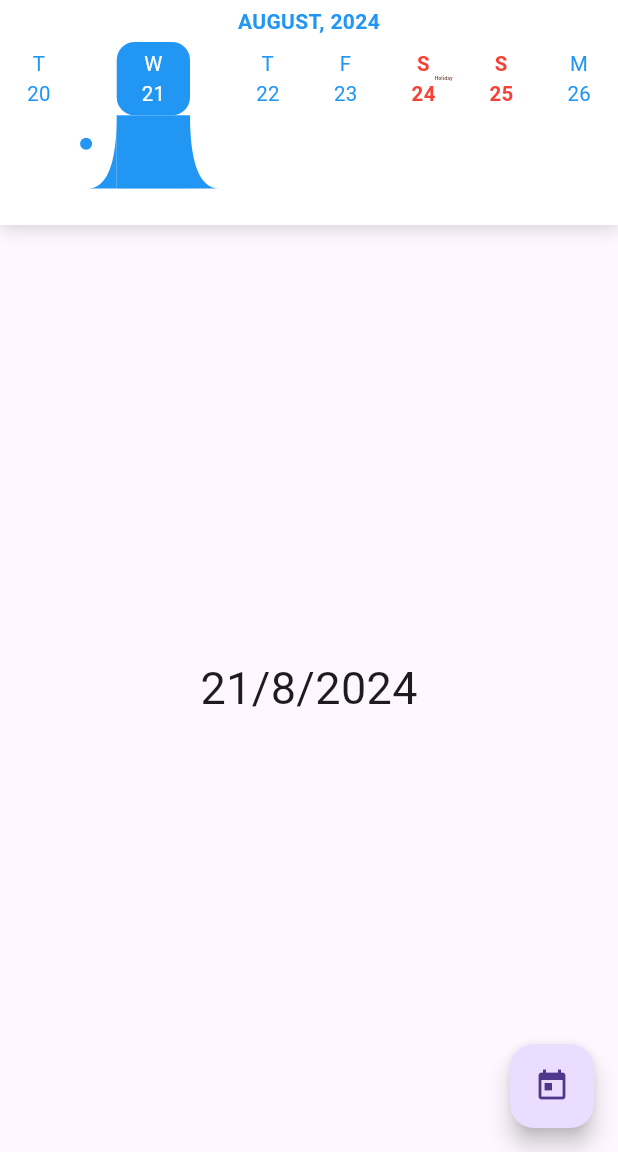
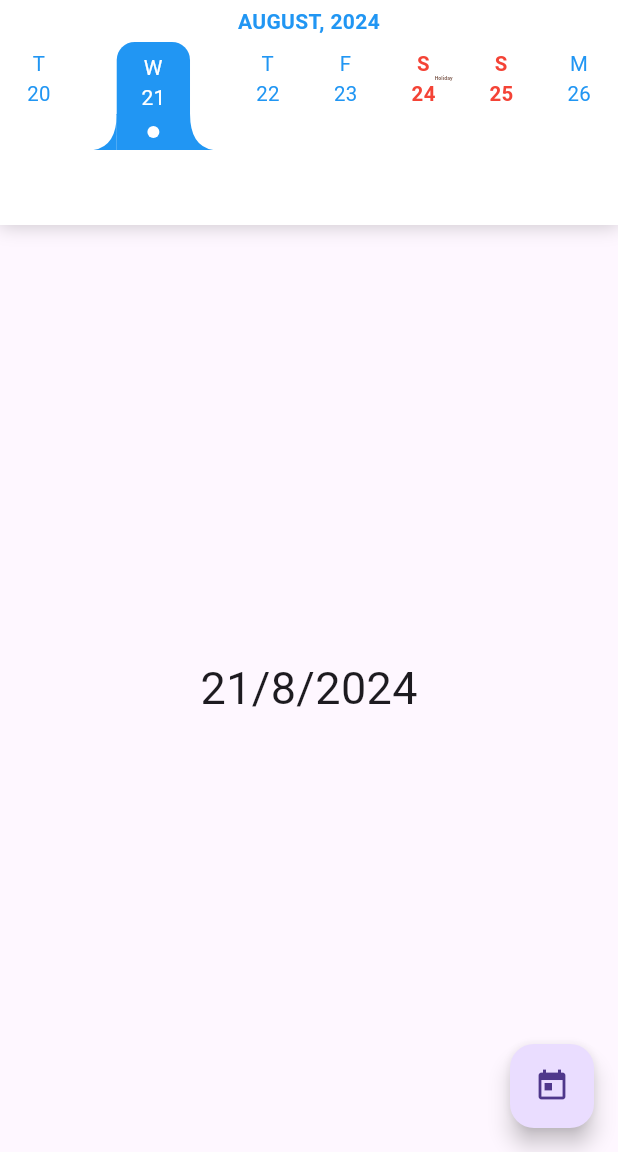
Before and after one commit to PRETOLIO-DEV/calendario_semanal, a Flutter app: the screen it shows after launch, on a phone screen of 412 x 824 dp, the part 84-1236 px from its top. Run offline on Flutter 3.47's test engine with Material 3 defaults, Android fonts, the phone set to English and light mode, and no system bars.

Commit message:
update dia selecionado

```diff
--- a/lib/src/date_item.dart
+++ b/lib/src/date_item.dart
@@ -112,25 +112,30 @@ class DateItem extends StatelessWidget {
                 _defaultTextStyle = pressedDateStyle;
               }
             }
-            return Column(
-              mainAxisSize: MainAxisSize.min,
+            return Stack(
+              alignment: Alignment.topCenter,
               children: [
                 Container(
                   width: size ?? 50.0,
                   height: size ?? 50.0,
                   alignment: FractionalOffset.center,
                   child: GestureDetector(
-
-                    child: GestureDetector(
                     onTap: _onPressed,
                     onLongPress: _onLongPressed,
                     child: Container(
                         decoration: BoxDecoration(
                           color: _defaultBackgroundColor!,
+                          border: Border.fromBorderSide(BorderSide.none),
                           shape: dayShapeBorder!,
-                            borderRadius: BorderRadius.circular(12),
+                          borderRadius: showPinDate && selectData
+                              ? BorderRadius.only(
+                              topRight: Radius.circular(12),
+                              topLeft: Radius.circular(12))
+                              : BorderRadius.circular(12),
                         ),
-                          padding: EdgeInsets.all(5),
+                        padding: showPinDate && selectData
+                            ? EdgeInsets.only(top: 5, left: 5, right: 5)
+                            : EdgeInsets.all(5),
                         child: Stack(
                           children: <Widget>[
                             Positioned(
@@ -159,34 +164,42 @@ class DateItem extends StatelessWidget {
                                       ? FittedBox(
                                     fit: BoxFit.scaleDown,
                                     child: decoration!,
-                                    ) : Container()),
+                                  ) : Container()
+                              ),
                             )
                           ],
                         )),
                   ),
                 ),
-                ),
 
                 if(showPinDate && selectData) ...[
-                  Stack(
+                  Padding(
+                    padding: EdgeInsets.only(top: (size ?? 50.0) - 1),
+                    child: Stack(
+                      alignment:Alignment.center,
                       children: [
+                        Positioned(top: -10,
+                            child: Container(width: size, height: (size ?? 50.0)/2, color: _defaultBackgroundColor,)),
                         CurvadaLateralWidget(
                           color: _defaultBackgroundColor!, size: size ?? 50.0,
                         ),
-                      Column(
+                        Center(
+                          child: Column(
                             mainAxisSize: MainAxisSize.min,
+                            mainAxisAlignment: MainAxisAlignment.center,
                             children: [
-                          SizedBox(height: 15,),
                               Container(
                                 decoration: BoxDecoration(
-                              color: _defaultBackgroundColor,
+                                  color: _defaultBackgroundColor == Colors.white ? Colors.black : Colors.white,
                                   borderRadius: BorderRadius.circular(100)
                                 ),
                                 height: 8, width: 8,
                               ),
                             ],
                           ),
+                        ),
                       ],
+                    ),
                   )
                 ]
               ],
@@ -231,15 +244,15 @@ class CurvadaLateralWidget extends StatelessWidget {
       mainAxisSize: MainAxisSize.min,
       children: [
         CustomPaint(
-          size: Size(size/2, size), // Ajuste o tamanho conforme necessário
+          size: Size(size/2, size/2), // Ajuste o tamanho conforme necessário
           painter: LateralPainter(color),
         ),
-        Container(width: size, height: size, color: color,),
+        Container(width: size, height: size/2, color: color,),
         Transform(
           alignment: Alignment.center,
           transform: Matrix4.rotationY(math.pi),
           child: CustomPaint(
-            size: Size(size/2, size), // Ajuste o tamanho conforme necessário
+            size: Size(size/2, size/2), // Ajuste o tamanho conforme necessário
             painter: LateralPainter(color),
           ),
         ),
```
Lines whose indentation alone changed are shown as unchanged.
